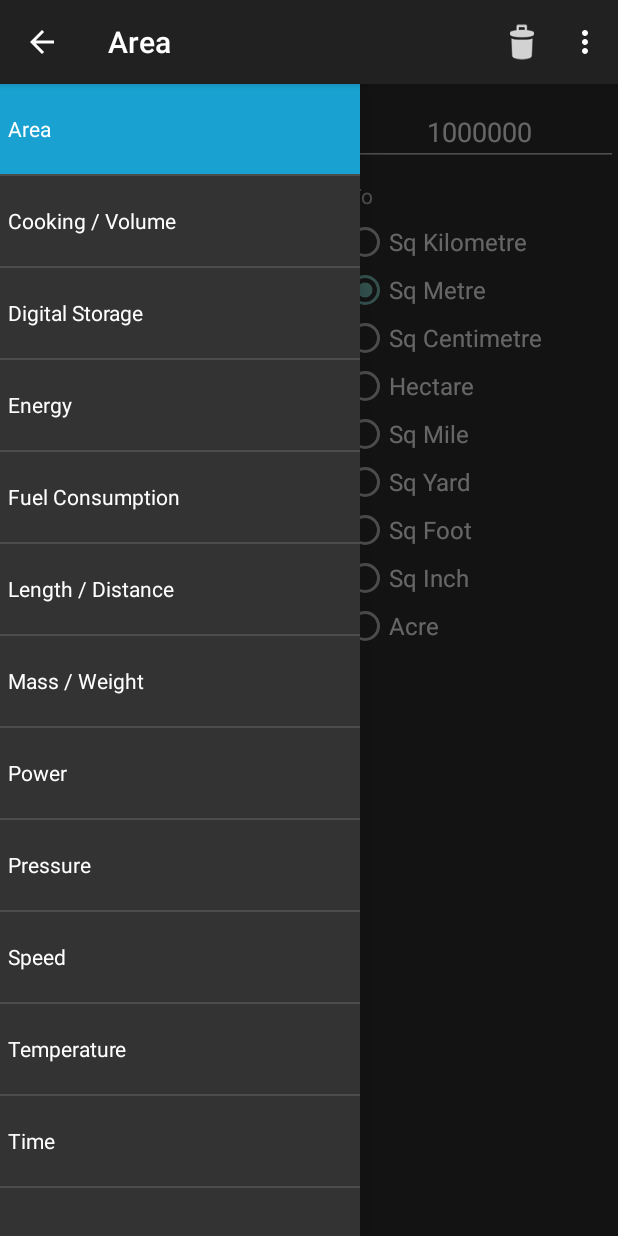
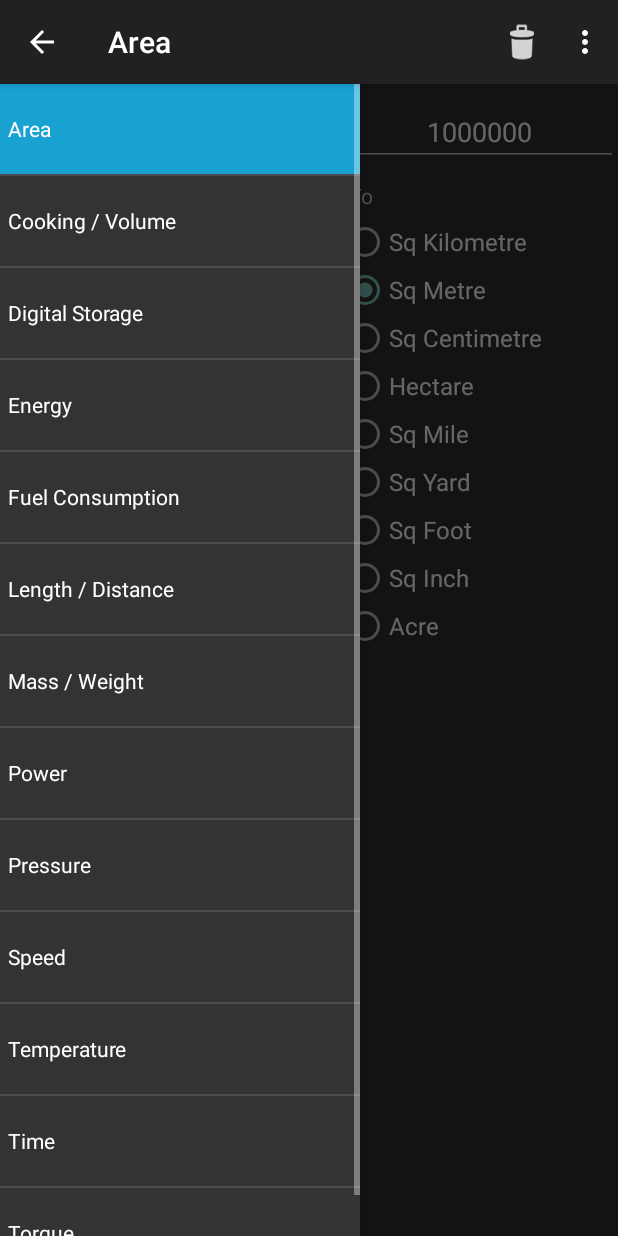
Before and after one commit to physphil/UnitConverterUltimate, an Android app: the screen it shows after launch (MainActivity), with the side drawer open, on a phone screen of 412 x 824 dp. Run offline under Robolectric (Android 15) with nearby library versions, the phone set to English and light mode, and no system bars; 2 statements that could not run were skipped.

Commit message:
added torque conversion

```diff
--- a/app/src/main/java/com/physphil/android/unitconverterultimate/ui/ConverterPagerAdapter.java
+++ b/app/src/main/java/com/physphil/android/unitconverterultimate/ui/ConverterPagerAdapter.java
@@ -13,7 +13,7 @@ import com.physphil.android.unitconverterultimate.util.Conversions;
 
 public class ConverterPagerAdapter extends FragmentPagerAdapter{
 
-	private final int PAGE_COUNT = 12;
+	private final int PAGE_COUNT = 13;
 	private Context mContext;
 	private String[] mConversions;
 
--- a/app/src/main/java/com/physphil/android/unitconverterultimate/util/ChangeUnitListener.java
+++ b/app/src/main/java/com/physphil/android/unitconverterultimate/util/ChangeUnitListener.java
@@ -26,7 +26,7 @@ public class ChangeUnitListener implements RadioGroup.OnCheckedChangeListener {
 			Convert.convertTempValue(activity);
 		}
 		else if(isFromUnit){
-			Convert.convertValue(activity, radioGroupId, complimentaryId);
+		    Convert.convertValue(activity, radioGroupId, complimentaryId);
 		}
 		else{
 			Convert.convertValue(activity, complimentaryId, radioGroupId);
--- a/app/src/main/java/com/physphil/android/unitconverterultimate/util/Conversions.java
+++ b/app/src/main/java/com/physphil/android/unitconverterultimate/util/Conversions.java
@@ -20,6 +20,7 @@ public class Conversions {
 	public static final int SPEED = 9;
 	public static final int TEMPERATURE = 10;
 	public static final int TIME = 11;
+    public static final int TORQUE = 12;
 
     public static final String FROM = "from";
     public static final String TO = "to";
@@ -75,6 +76,7 @@ public class Conversions {
     public static final String IN_LB_F = "InlbF";
     public static final String KILOWATT_HOUR = "KilowattHour";
     public static final String ELECTRON_VOLT = "ElectronVolt";
+    public static final String N_M = "Nm";
 
     public static final String MILES_PER_GALLONUS = "MpgUS";
     public static final String MILES_PER_GALLONUK = "MpgUK";
@@ -159,6 +161,7 @@ public class Conversions {
     	getPressureConversions();
     	getSpeedConversions();
     	getTimeConversions();
+        getTorqueConversions();
     }
 
     public static Conversions getInstance(){
@@ -457,4 +460,12 @@ public class Conversions {
     	conversions.put(TO + MILLISECOND, 1000.0);
     	conversions.put(TO + NANOSECOND, 1000000000.0);
     }
+
+    private void getTorqueConversions(){
+        // Base unit - Newton-metres
+        conversions.put(FROM + N_M, 1.0);
+        conversions.put(TO + N_M, 1.0);
+
+        // In-lb and ft-lb are included in Energy
+    }
 }
--- a/app/src/main/res/values/arrays.xml
+++ b/app/src/main/res/values/arrays.xml
@@ -13,6 +13,7 @@
         <item>Speed</item>
         <item>Temperature</item>
         <item>Time</item>
+        <item>Torque</item>
     </string-array>
 
     <string-array name="fragmentNames">
@@ -28,6 +29,7 @@
         <item>SpeedFragment</item>
         <item>TemperatureFragment</item>
         <item>TimeFragment</item>
+        <item>TorqueFragment</item>
     </string-array>
 
     <string-array name="fromButtonTags">
@@ -43,6 +45,7 @@
         <item>SpeedFromID</item>
         <item>TemperatureFromID</item>
         <item>TimeFromID</item>
+        <item>TorqueFromID</item>
     </string-array>
 
     <string-array name="toButtonTags">
@@ -58,6 +61,7 @@
         <item>SpeedToID</item>
         <item>TemperatureToID</item>
         <item>TimeToID</item>
+        <item>TorqueToID</item>
     </string-array>
 
     <array name="fromRadioGroupIds">
@@ -73,6 +77,7 @@
         <item>@id/radioFromSpeed</item>
         <item>@id/radioFromTemp</item>
         <item>@id/radioFromTime</item>
+        <item>@id/radioFromTorque</item>
     </array>
 
     <array name="toRadioGroupIds">
@@ -88,6 +93,7 @@
         <item>@id/radioToSpeed</item>
         <item>@id/radioToTemp</item>
         <item>@id/radioToTime</item>
+        <item>@id/radioToTorque</item>
     </array>
 
     <array name="fragmentLayouts">
@@ -103,6 +109,7 @@
         <item>@layout/fragment_speed</item>
         <item>@layout/fragment_temperature</item>
         <item>@layout/fragment_time</item>
+        <item>@layout/fragment_torque</item>
     </array>
 
     <string-array name="noDecimals">
--- a/app/src/main/res/values/strings.xml
+++ b/app/src/main/res/values/strings.xml
@@ -209,7 +209,7 @@
     <string name="toBtups">BTU/second</string>
     <string name="tokVA">kV-A</string>
     <string name="toElectronVolt">eV</string>
-    <string name="fromJoule">Joule (N-m)</string>
+    <string name="fromJoule">Joule</string>
     <string name="fromKilojoule">Kilojoule</string>
     <string name="fromCalorie">Calorie</string>
     <string name="fromKilocalorie">Kilocalorie</string>
@@ -245,6 +245,8 @@
     <string name="toGigabyte">Gigabyte</string>
     <string name="toTerabit">Terabit</string>
     <string name="toTerabyte">Terabyte</string>
+    <string name="fromNm">N-m</string>
+    <string name="toNm">N-m</string>
 
     <string name="buttonOK">OK</string>
     <string name="buttonCancel">Cancel</string>
```
Also changed, not shown: app/src/main/java/com/physphil/android/unitconverterultimate/util/Convert.java (+5 -5 lines), app/src/main/java/com/physphil/android/unitconverterultimate/util/Util.java (+11 -5 lines), app/src/main/res/layout/fragment_torque.xml (added, +86 -0 lines).
